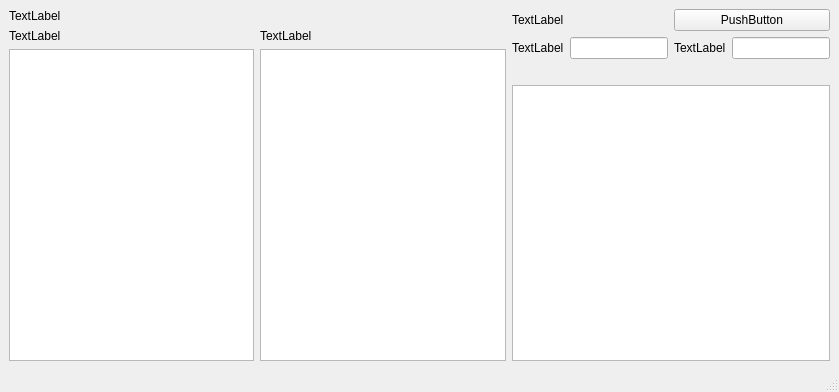
qianking/Tool, file LFSData/lfsdata_ui.ui: the form before one commit.
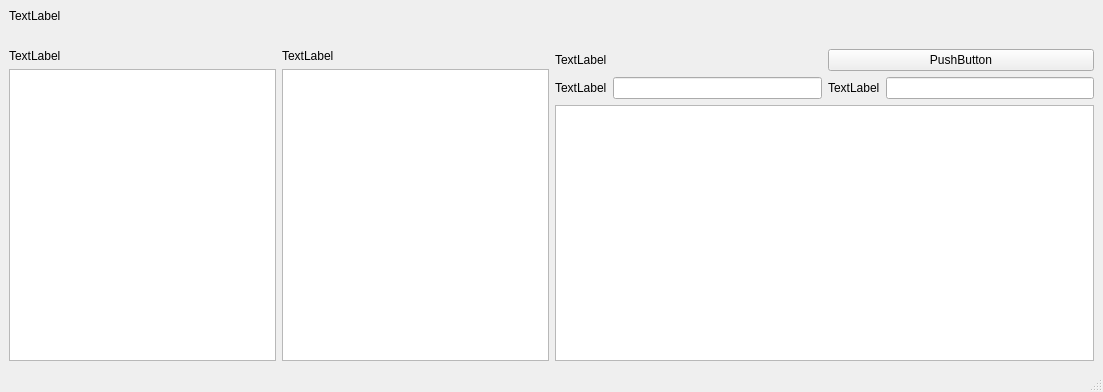
The form after the commit.

Patch:
```diff
--- a/LFSData/lfsdata_ui.ui
+++ b/LFSData/lfsdata_ui.ui
@@ -6,7 +6,7 @@
    <rect>
     <x>0</x>
     <y>0</y>
-    <width>839</width>
+    <width>1103</width>
     <height>392</height>
    </rect>
   </property>
@@ -18,7 +18,7 @@
     <item row="0" column="0">
      <layout class="QGridLayout" name="gridLayout_2">
       <item row="0" column="0">
-       <widget class="QLabel" name="label_2">
+       <widget class="QLabel" name="label">
         <property name="text">
          <string>TextLabel</string>
         </property>
@@ -26,25 +26,38 @@
       </item>
       <item row="1" column="0">
        <layout class="QGridLayout" name="gridLayout">
-        <item row="0" column="0">
-         <widget class="QLabel" name="label">
-          <property name="text">
-           <string>TextLabel</string>
-          </property>
-         </widget>
-        </item>
-        <item row="0" column="1">
-         <widget class="QLabel" name="FC_label">
-          <property name="text">
-           <string>TextLabel</string>
-          </property>
-         </widget>
+        <item row="2" column="0">
+         <widget class="QTableWidget" name="table_1"/>
         </item>
         <item row="1" column="0">
-         <widget class="QTableWidget" name="tableWidget"/>
+         <widget class="QLabel" name="label_1">
+          <property name="text">
+           <string>TextLabel</string>
+          </property>
+         </widget>
         </item>
         <item row="1" column="1">
-         <widget class="QTableWidget" name="FC_table"/>
+         <widget class="QLabel" name="label_2">
+          <property name="text">
+           <string>TextLabel</string>
+          </property>
+         </widget>
+        </item>
+        <item row="2" column="1">
+         <widget class="QTableWidget" name="table_2"/>
+        </item>
+        <item row="0" column="0" colspan="2">
+         <spacer name="horizontalSpacer_2">
+          <property name="orientation">
+           <enum>Qt::Horizontal</enum>
+          </property>
+          <property name="sizeHint" stdset="0">
+           <size>
+            <width>40</width>
+            <height>20</height>
+           </size>
+          </property>
+         </spacer>
         </item>
        </layout>
       </item>
@@ -52,7 +65,21 @@
     </item>
     <item row="0" column="1">
      <layout class="QGridLayout" name="gridLayout_3">
-      <item row="0" column="0" colspan="2">
+      <item row="4" column="1">
+       <layout class="QHBoxLayout" name="horizontalLayout_2">
+        <item>
+         <widget class="QLabel" name="floor_label">
+          <property name="text">
+           <string>TextLabel</string>
+          </property>
+         </widget>
+        </item>
+        <item>
+         <widget class="QLineEdit" name="floor_show"/>
+        </item>
+       </layout>
+      </item>
+      <item row="2" column="0" colspan="2">
        <layout class="QHBoxLayout" name="horizontalLayout_3">
         <item>
          <widget class="QLabel" name="label_3">
@@ -70,35 +97,27 @@
         </item>
        </layout>
       </item>
-      <item row="1" column="0">
+      <item row="4" column="0">
        <layout class="QHBoxLayout" name="horizontalLayout">
         <item>
          <widget class="QLabel" name="num_label">
-          <property name="text">
-           <string>TextLabel</string>
+          <property name="layoutDirection">
+           <enum>Qt::LeftToRight</enum>
           </property>
-         </widget>
-        </item>
-        <item>
-         <widget class="QLineEdit" name="num_input"/>
-        </item>
-       </layout>
-      </item>
-      <item row="1" column="1">
-       <layout class="QHBoxLayout" name="horizontalLayout_2">
-        <item>
-         <widget class="QLabel" name="num_label_2">
           <property name="text">
            <string>TextLabel</string>
           </property>
          </widget>
         </item>
         <item>
-         <widget class="QLineEdit" name="num_input_2"/>
+         <widget class="QLineEdit" name="num_show"/>
         </item>
        </layout>
       </item>
-      <item row="2" column="0" colspan="2">
+      <item row="6" column="0" colspan="2">
+       <widget class="QPlainTextEdit" name="status"/>
+      </item>
+      <item row="0" column="0" colspan="2">
        <spacer name="horizontalSpacer">
         <property name="orientation">
          <enum>Qt::Horizontal</enum>
@@ -111,8 +130,18 @@
         </property>
        </spacer>
       </item>
-      <item row="3" column="0" colspan="2">
-       <widget class="QTextEdit" name="statuse"/>
+      <item row="1" column="0" colspan="2">
+       <spacer name="horizontalSpacer_3">
+        <property name="orientation">
+         <enum>Qt::Horizontal</enum>
+        </property>
+        <property name="sizeHint" stdset="0">
+         <size>
+          <width>40</width>
+          <height>20</height>
+         </size>
+        </property>
+       </spacer>
       </item>
      </layout>
     </item>
```
Left out of the diff: 2 changed lines with no effect on the pictures.
